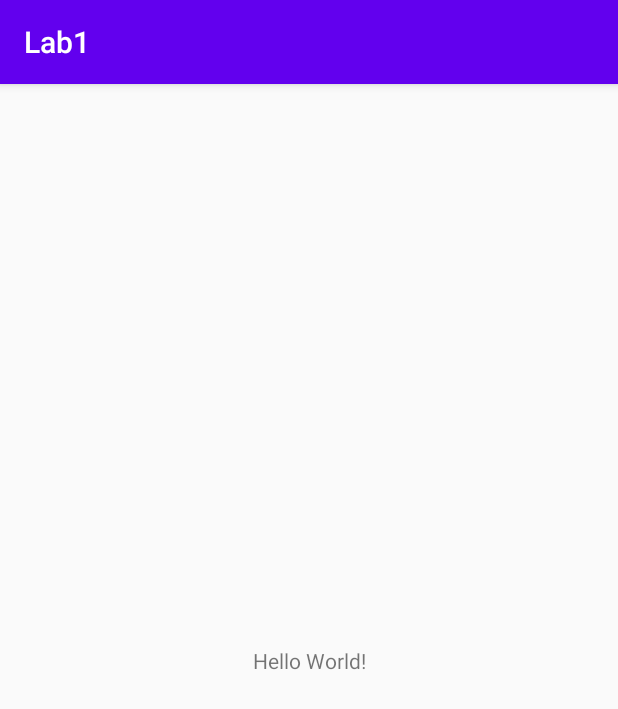
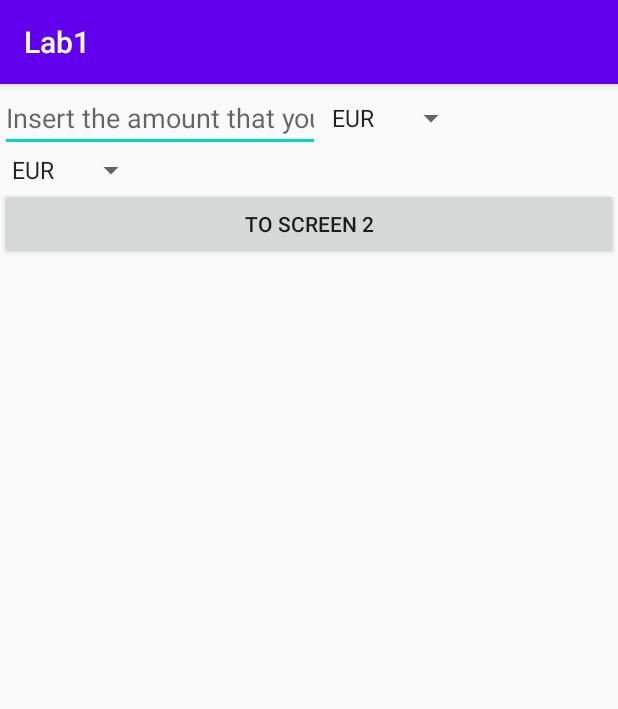
Before and after one commit to HarlockOfficial/dva232_labs, an Android app: the screen it shows after launch (MainActivity), on a phone screen of 412 x 824 dp. Shown: the top 709 px of the screen. Run offline under Robolectric (Android 15) with nearby library versions, the phone set to English and light mode, and no system bars.

Commit message:
created Functionalities
complete code for MainActivity, missing UI
Link to ConversionRates with message transmission

```diff
--- a/lab1/app/src/main/AndroidManifest.xml
+++ b/lab1/app/src/main/AndroidManifest.xml
@@ -3,7 +3,6 @@
     package="se.mdh.student.dva232.lab1">
 
     <application
-        android:allowBackup="true"
         android:icon="@mipmap/ic_launcher"
         android:label="@string/app_name"
         android:roundIcon="@mipmap/ic_launcher_round"
@@ -16,6 +15,9 @@
                 <category android:name="android.intent.category.LAUNCHER" />
             </intent-filter>
         </activity>
+        <activity android:name=".ConversionRates">
+            <meta-data android:name="android.support.PARENT_ACTIVITY" android:value=".MainActivity" />
+        </activity>
     </application>
 
 </manifest>
--- /dev/null
+++ b/lab1/app/src/main/java/se/mdh/student/dva232/lab1/CurrencyType.kt
@@ -0,0 +1,5 @@
+package se.mdh.student.dva232.lab1
+
+enum class CurrencyType {
+    EUR, SEK, USD, GBP, CNY, JPY, KRW
+}
--- /dev/null
+++ b/lab1/app/src/main/java/se/mdh/student/dva232/lab1/ItemSelectionEvent.kt
@@ -0,0 +1,21 @@
+package se.mdh.student.dva232.lab1
+
+import android.view.View
+import android.widget.AdapterView
+
+class ItemSelectionEvent(private val input: Boolean, private val mainActivity: MainActivity): AdapterView.OnItemSelectedListener {
+    lateinit var actCurrency: CurrencyType
+        private set
+
+    override fun onItemSelected(parent: AdapterView<*>, view: View?, pos: Int, id: Long) {
+        val item : String = parent.getItemAtPosition(pos) as String
+        if(input) {
+            actCurrency = CurrencyType.valueOf(item)
+        }else {
+            actCurrency = CurrencyType.valueOf(item)
+            mainActivity.output.text = ""
+        }
+    }
+
+    override fun onNothingSelected(parent: AdapterView<*>?) {}
+}
--- a/lab1/app/src/main/java/se/mdh/student/dva232/lab1/MainActivity.kt
+++ b/lab1/app/src/main/java/se/mdh/student/dva232/lab1/MainActivity.kt
@@ -1,11 +1,49 @@
 package se.mdh.student.dva232.lab1
 
+import android.content.Intent
+import android.os.Bundle
+import android.widget.*
 import androidx.appcompat.app.AppCompatActivity
-import android.os.Bundle
 
 class MainActivity : AppCompatActivity() {
+    val inputCurrency = ItemSelectionEvent(input = true, mainActivity = this)
+    val outputCurrency = ItemSelectionEvent(input = false, mainActivity = this)
+
+    lateinit var output: TextView
+        private set
     override fun onCreate(savedInstanceState: Bundle?) {
         super.onCreate(savedInstanceState)
         setContentView(R.layout.activity_main)
+
+        val input: EditText = findViewById(R.id.user_input)
+        output = findViewById(R.id.output)
+
+        //add currencies to spinners
+        var spinner: Spinner = findViewById(R.id.dropdown_input)
+        ArrayAdapter.createFromResource(this,
+            R.array.currencies,
+            android.R.layout.simple_spinner_item
+        ).also { adapter ->
+            adapter.setDropDownViewResource(android.R.layout.simple_spinner_dropdown_item)
+            spinner.adapter = adapter
+        }
+        spinner.onItemSelectedListener = inputCurrency
+
+        spinner = findViewById(R.id.dropdown_output)
+        ArrayAdapter.createFromResource(this,
+            R.array.currencies,
+            android.R.layout.simple_spinner_item
+        ).also { adapter ->
+            adapter.setDropDownViewResource(android.R.layout.simple_spinner_dropdown_item)
+            spinner.adapter = adapter
+        }
+        spinner.onItemSelectedListener = outputCurrency
+
+        input.addTextChangedListener(TextChangeEvent(mainActivity = this))
+        findViewById<Button>(R.id.to_screen_two).setOnClickListener {
+            startActivity(Intent(this.baseContext, ConversionRates::class.java).apply {
+                putExtra("se.mdh.student.dva232.lab1.Rates", ChangeRate.toNonCurrency.toString())
+            })
+        }
     }
 }
--- a/lab1/app/src/main/res/layout/activity_main.xml
+++ b/lab1/app/src/main/res/layout/activity_main.xml
@@ -6,13 +6,61 @@
     android:layout_height="match_parent"
     tools:context=".MainActivity">
 
-    <TextView
-        android:layout_width="wrap_content"
-        android:layout_height="wrap_content"
-        android:text="Hello World!"
+    <LinearLayout
+        android:layout_width="match_parent"
+        android:layout_height="match_parent"
+        android:orientation="vertical"
         app:layout_constraintBottom_toBottomOf="parent"
-        app:layout_constraintLeft_toLeftOf="parent"
-        app:layout_constraintRight_toRightOf="parent"
-        app:layout_constraintTop_toTopOf="parent" />
+        app:layout_constraintEnd_toEndOf="parent"
+        app:layout_constraintStart_toStartOf="parent"
+        app:layout_constraintTop_toTopOf="parent">
+
+        <LinearLayout
+            android:id="@+id/linearLayout"
+            android:layout_width="match_parent"
+            android:layout_height="wrap_content"
+            android:orientation="horizontal"
+            app:layout_constraintEnd_toEndOf="parent"
+            app:layout_constraintStart_toStartOf="parent"
+            app:layout_constraintTop_toTopOf="parent">
+
+            <EditText
+                android:id="@+id/user_input"
+                android:layout_width="wrap_content"
+                android:layout_height="match_parent"
+                android:autofillHints=""
+                android:ems="10"
+                android:hint="@string/amount_input_hint"
+                android:inputType="numberDecimal" />
+
+            <Spinner
+                android:id="@+id/dropdown_input"
+                android:layout_width="wrap_content"
+                android:layout_height="match_parent" />
+        </LinearLayout>
+
+        <LinearLayout
+            android:layout_width="match_parent"
+            android:layout_height="wrap_content"
+            android:orientation="horizontal">
+
+            <TextView
+                android:id="@+id/output"
+                android:layout_width="wrap_content"
+                android:layout_height="match_parent" />
+
+            <Spinner
+                android:id="@+id/dropdown_output"
+                android:layout_width="wrap_content"
+                android:layout_height="match_parent" />
+        </LinearLayout>
+
+        <Button
+            android:id="@+id/to_screen_two"
+            android:layout_width="match_parent"
+            android:layout_height="wrap_content"
+            android:text="To Screen 2" />
+
+    </LinearLayout>
 
 </androidx.constraintlayout.widget.ConstraintLayout>
--- /dev/null
+++ b/lab1/app/src/main/res/layout/rates_conversion.xml
@@ -0,0 +1,6 @@
+<?xml version="1.0" encoding="utf-8"?>
+<androidx.constraintlayout.widget.ConstraintLayout
+    xmlns:android="http://schemas.android.com/apk/res/android" android:layout_width="match_parent"
+    android:layout_height="match_parent">
+
+</androidx.constraintlayout.widget.ConstraintLayout>
--- /dev/null
+++ b/lab1/app/src/main/res/values/array.xml
@@ -0,0 +1,12 @@
+<?xml version="1.0" encoding="utf-8"?>
+<resources>
+    <string-array name="currencies">
+        <item>EUR</item>
+        <item>SEK</item>
+        <item>USD</item>
+        <item>GBP</item>
+        <item>CNY</item>
+        <item>JPY</item>
+        <item>KRW</item>
+    </string-array>
+</resources>
--- a/lab1/app/src/main/res/values/strings.xml
+++ b/lab1/app/src/main/res/values/strings.xml
@@ -1,3 +1,5 @@
 <resources>
     <string name="app_name">Lab1</string>
+    <string name="amount_input_hint">Insert the amount that you want to transform</string>
+    <string name="resource_error">Unknown Error, Try again</string>
 </resources>
--- a/lab1/build.gradle
+++ b/lab1/build.gradle
@@ -6,7 +6,7 @@ buildscript {
         jcenter()
     }
     dependencies {
-        classpath "com.android.tools.build:gradle:4.0.1"
+        classpath 'com.android.tools.build:gradle:4.1.1'
         classpath "org.jetbrains.kotlin:kotlin-gradle-plugin:$kotlin_version"
 
         // NOTE: Do not place your application dependencies here; they belong
```
Also changed, not shown: lab1/app/src/main/java/se/mdh/student/dva232/lab1/ChangeRate.kt (added, +22 -0 lines), lab1/app/src/main/java/se/mdh/student/dva232/lab1/ConversionRates.kt (added, +23 -0 lines), lab1/app/src/main/java/se/mdh/student/dva232/lab1/CurrencyConverter.kt (added, +9 -0 lines), lab1/app/src/main/java/se/mdh/student/dva232/lab1/TextChangeEvent.kt (added, +25 -0 lines), lab1/gradle/wrapper/gradle-wrapper.properties.
